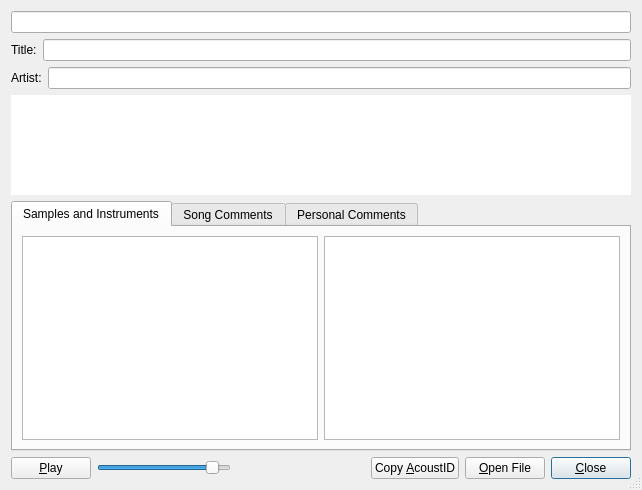
Before: the Qt Designer form Mod Library/modinfo.ui in sagamusix/ModLibrary, drawn with Qt 5.
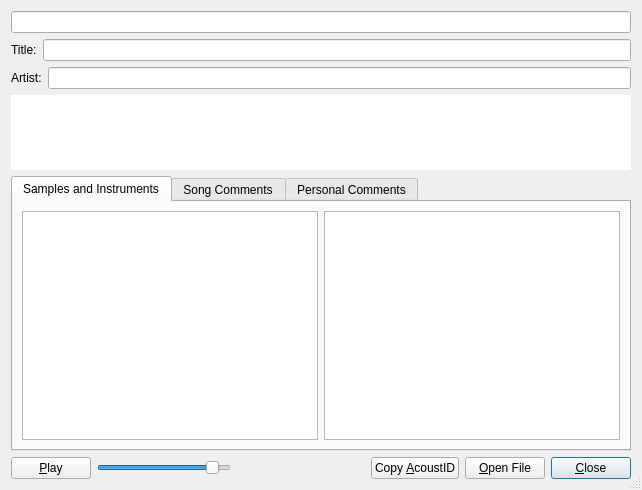
After: the same form once the commit is applied.

Diff of the .ui file:
```diff
--- a/Mod Library/modinfo.ui
+++ b/Mod Library/modinfo.ui
@@ -303,7 +303,7 @@
        <property name="maximumSize">
         <size>
          <width>16777215</width>
-         <height>100</height>
+         <height>75</height>
         </size>
        </property>
        <property name="frameShape">
```
